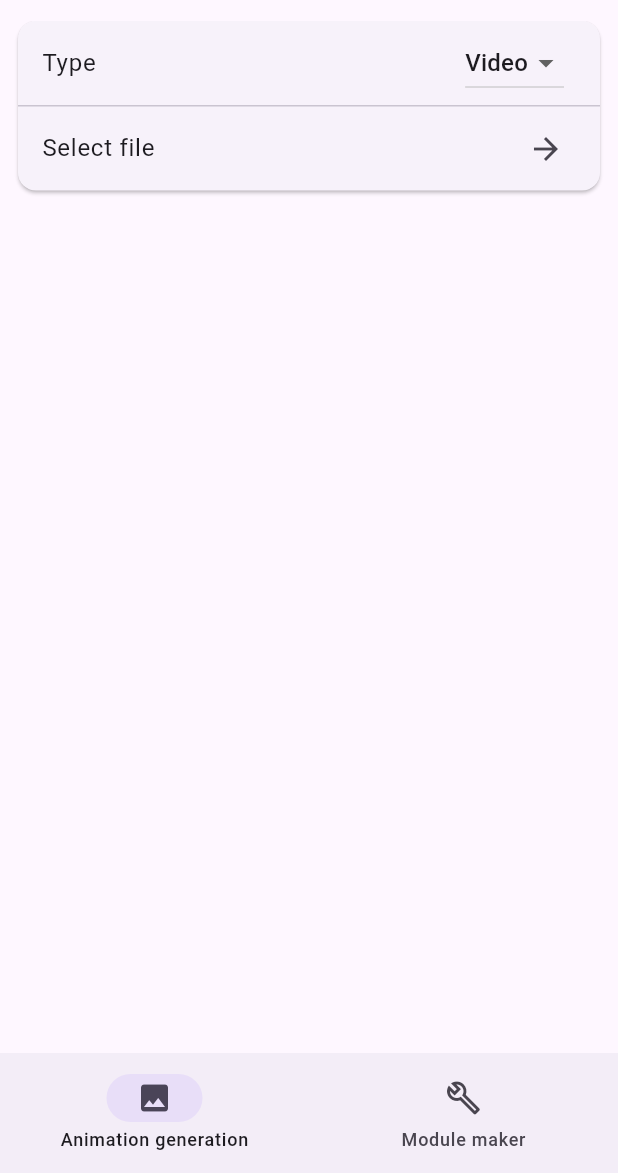
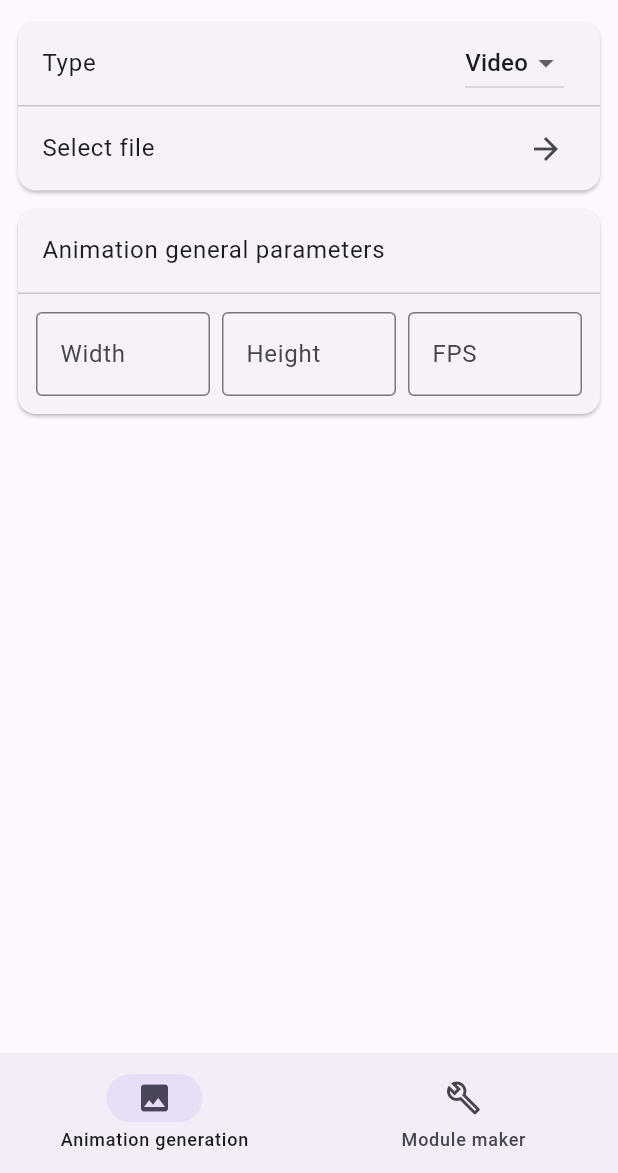
Before and after one commit to StaticReflection/BootAnimationMaker, a Flutter app: the screen it shows after launch, on a phone screen of 412 x 824 dp, the part 63-1236 px from its top. Run offline on Flutter 3.47's test engine with Material 3 defaults, Android fonts, the phone set to English and light mode, and no system bars; our stand-ins replace file_picker, get; generated files the repository leaves out were written again.

Commit message:
feat(bootanimation): add general parameter configuration

```diff
--- a/lib/app/core/values/languages/app_en.arb
+++ b/lib/app/core/values/languages/app_en.arb
@@ -1,8 +1,10 @@
 {
   "@@locale": "en",
+  "animationGeneralParameters": "Animation general parameters",
   "animationGeneration": "Animation generation",
   "author": "Author",
   "description": "Description",
+  "height": "Height",
   "magiskModuleProperties": "Magisk module properties",
   "moduleID": "Module ID",
   "moduleMaker": "Module maker",
@@ -13,5 +15,6 @@
   "updateJson": "Update json",
   "version": "Version",
   "versionCode": "Version code",
-  "video": "Video"
+  "video": "Video",
+  "width": "Width"
 }
--- a/lib/app/core/values/languages/app_zh.arb
+++ b/lib/app/core/values/languages/app_zh.arb
@@ -1,8 +1,10 @@
 {
   "@@locale": "zh",
+  "animationGeneralParameters": "动画通用参数",
   "animationGeneration": "动画生成",
   "author": "作者",
   "description": "描述",
+  "height": "高度",
   "magiskModuleProperties": "Magisk模块属性",
   "moduleID": "模块ID",
   "moduleMaker": "模块制作",
@@ -13,5 +15,6 @@
   "updateJson": "更新json",
   "version": "版本",
   "versionCode": "版本号",
-  "video": "视频"
+  "video": "视频",
+  "width": "宽度"
 }
--- a/lib/app/modules/home/pages/boot_animation/controller.dart
+++ b/lib/app/modules/home/pages/boot_animation/controller.dart
@@ -6,6 +6,10 @@ class BootAnimationController extends GetxController {
   Rx<BootAnimationTypeEnum> bootAnimationType = BootAnimationTypeEnum.video.obs;
   RxList<String> fileNameList = <String>[].obs;
   List<String> filePathList = [];
+
+  RxInt bootAnimationWidth = 0.obs;
+  RxInt bootAnimationHeight = 0.obs;
+  RxInt bootAnimationFPS = 0.obs;
 
   void selectFile() {
     FilePicker.platform
--- a/lib/app/modules/home/pages/boot_animation/page.dart
+++ b/lib/app/modules/home/pages/boot_animation/page.dart
@@ -1,5 +1,6 @@
 import 'package:bootanimation_maker/app/modules/home/pages/boot_animation/controller.dart';
 import 'package:bootanimation_maker/app/modules/home/pages/boot_animation/widgets/bootanimation_list.dart';
+import 'package:bootanimation_maker/app/modules/home/pages/boot_animation/widgets/bootanimation_propertiies.dart';
 import 'package:bootanimation_maker/app/modules/home/pages/boot_animation/widgets/bootanimation_type.dart';
 import 'package:flutter/material.dart';
 import 'package:get/get.dart';
@@ -13,6 +14,7 @@ class BootAnimationPage extends GetView<BootAnimationController> {
       runSpacing: 12.0,
       children: [
         BootAnimationTypeWidget(),
+        BootanimationPropertiiesWidget(),
         BootAnimationListWidget(),
       ],
     );
--- /dev/null
+++ b/lib/app/modules/home/pages/boot_animation/widgets/bootanimation_item.dart
@@ -0,0 +1,15 @@
+import 'package:flutter/material.dart';
+
+class BootAnimationItemWidget extends StatelessWidget {
+  final String fileName;
+  const BootAnimationItemWidget(this.fileName, {super.key});
+
+  @override
+  Widget build(BuildContext context) {
+    return Card(
+        margin: const EdgeInsets.all(0),
+        child: ListTile(
+          title: Text(fileName),
+        ));
+  }
+}
--- a/lib/app/modules/home/pages/boot_animation/widgets/bootanimation_list.dart
+++ b/lib/app/modules/home/pages/boot_animation/widgets/bootanimation_list.dart
@@ -1,4 +1,5 @@
 import 'package:bootanimation_maker/app/modules/home/pages/boot_animation/controller.dart';
+import 'package:bootanimation_maker/app/modules/home/pages/boot_animation/widgets/bootanimation_item.dart';
 import 'package:flutter/material.dart';
 import 'package:get/get.dart';
 
@@ -17,11 +18,7 @@ class BootAnimationListWidget extends GetView<BootAnimationController> {
               key: ValueKey(controller.fileNameList[index]),
               children: [
                 if (index > 0) const SizedBox(height: 12),
-                Card(
-                    margin: const EdgeInsets.all(0),
-                    child: ListTile(
-                      title: Text(controller.fileNameList[index]),
-                    ))
+                BootAnimationItemWidget(controller.fileNameList[index])
               ],
             );
           })),
--- /dev/null
+++ b/lib/app/modules/home/pages/boot_animation/widgets/bootanimation_propertiies.dart
@@ -0,0 +1,56 @@
+import 'package:bootanimation_maker/app/modules/home/pages/boot_animation/controller.dart';
+import 'package:flutter/material.dart';
+import 'package:get/get.dart';
+import 'package:flutter_gen/gen_l10n/app_localizations.dart';
+
+class BootanimationPropertiiesWidget extends GetView<BootAnimationController> {
+  const BootanimationPropertiiesWidget({super.key});
+
+  @override
+  Widget build(BuildContext context) {
+    return Card(
+      margin: const EdgeInsets.all(0),
+      child: Column(
+        children: [
+          ListTile(
+              title: Text(
+                  AppLocalizations.of(context)!.animationGeneralParameters)),
+          const Divider(height: 1),
+          Padding(
+            padding: const EdgeInsets.all(12),
+            child: Row(
+              mainAxisAlignment: MainAxisAlignment.spaceBetween,
+              children: [
+                Expanded(
+                    child: TextField(
+                        keyboardType: TextInputType.number,
+                        onChanged: (value) => controller.bootAnimationWidth
+                            .value = int.tryParse(value) ?? 0,
+                        decoration: InputDecoration(
+                            border: const OutlineInputBorder(),
+                            labelText: AppLocalizations.of(context)!.width))),
+                const SizedBox(width: 8),
+                Expanded(
+                    child: TextField(
+                        keyboardType: TextInputType.number,
+                        onChanged: (value) => controller.bootAnimationHeight
+                            .value = int.tryParse(value) ?? 0,
+                        decoration: InputDecoration(
+                            border: const OutlineInputBorder(),
+                            labelText: AppLocalizations.of(context)!.height))),
+                const SizedBox(width: 8),
+                Expanded(
+                    child: TextField(
+                        keyboardType: TextInputType.number,
+                        onChanged: (value) => controller
+                            .bootAnimationFPS.value = int.tryParse(value) ?? 0,
+                        decoration: const InputDecoration(
+                            border: OutlineInputBorder(), labelText: 'FPS'))),
+              ],
+            ),
+          ),
+        ],
+      ),
+    );
+  }
+}
```
